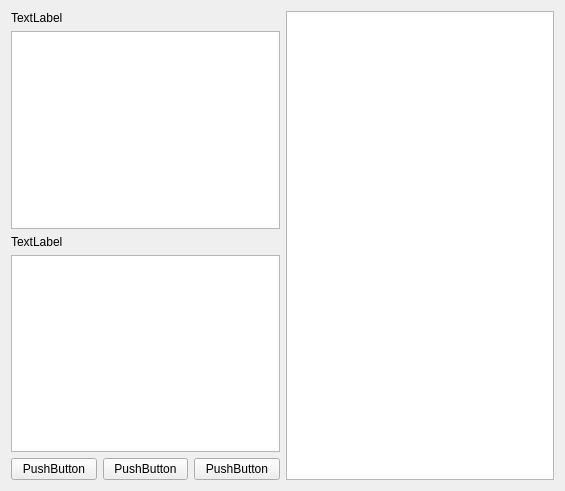
First picture: the form in Views/questionview.ui, repository ArkadiuszStanislawLega/Flashcards_Qt, before the edit.
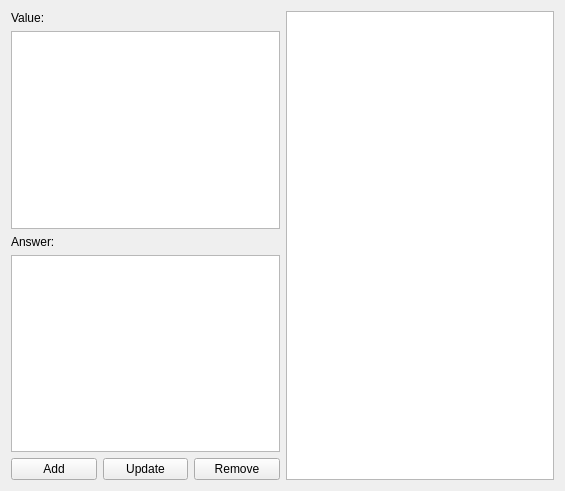
Second picture: the form after the edit.

```diff
--- a/Views/questionview.ui
+++ b/Views/questionview.ui
@@ -21,7 +21,7 @@
        <item>
         <widget class="QLabel" name="label_2">
          <property name="text">
-          <string>TextLabel</string>
+          <string>Value:</string>
          </property>
         </widget>
        </item>
@@ -31,7 +31,7 @@
        <item>
         <widget class="QLabel" name="label">
          <property name="text">
-          <string>TextLabel</string>
+          <string>Answer:</string>
          </property>
         </widget>
        </item>
@@ -43,21 +43,21 @@
          <item>
           <widget class="QPushButton" name="pushButton_3">
            <property name="text">
-            <string>PushButton</string>
+            <string>Add</string>
            </property>
           </widget>
          </item>
          <item>
           <widget class="QPushButton" name="pushButton">
            <property name="text">
-            <string>PushButton</string>
+            <string>Update</string>
            </property>
           </widget>
          </item>
          <item>
           <widget class="QPushButton" name="pushButton_2">
            <property name="text">
-            <string>PushButton</string>
+            <string>Remove</string>
            </property>
           </widget>
          </item>
```
Left out of the diff: 16 changed lines with no effect on the pictures.
